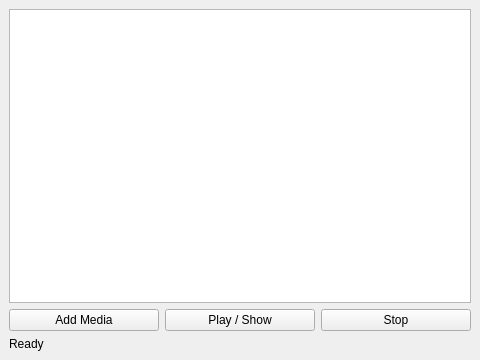
The window that src/ui/forms/ControlWindow.ui (stroblme/lumixor) describes before a commit, drawn with Qt 5.
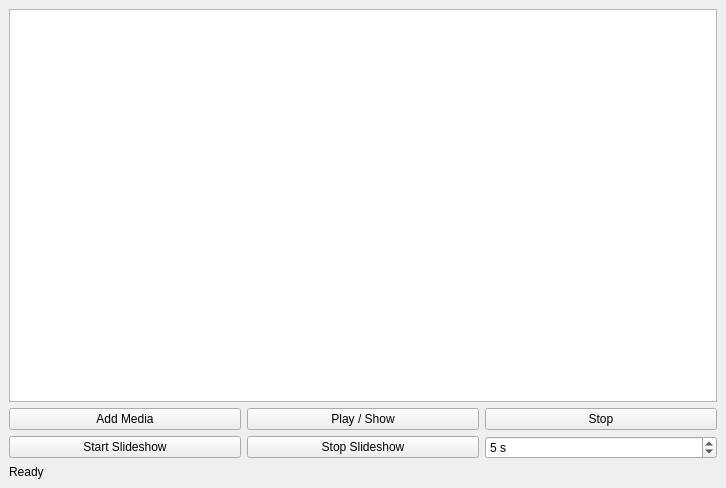
The same window after the commit.

```diff
--- a/src/ui/forms/ControlWindow.ui
+++ b/src/ui/forms/ControlWindow.ui
@@ -6,15 +6,15 @@
    <rect>
     <x>0</x>
     <y>0</y>
-    <width>480</width>
-    <height>360</height>
+    <width>726</width>
+    <height>488</height>
    </rect>
   </property>
   <property name="windowTitle">
    <string>Lumixor Control</string>
   </property>
   <widget class="QWidget" name="centralwidget">
-   <layout class="QVBoxLayout" name="verticalLayout">
+      <layout class="QVBoxLayout" name="verticalLayout">
     <item>
      <widget class="QListWidget" name="listWidget"/>
     </item>
@@ -43,6 +43,43 @@
       </item>
      </layout>
     </item>
+
+    <!-- NEW: slideshow controls -->
+    <item>
+     <layout class="QHBoxLayout" name="slideshowLayout">
+      <item>
+       <widget class="QPushButton" name="btnSlideshowStart">
+        <property name="text">
+         <string>Start Slideshow</string>
+        </property>
+       </widget>
+      </item>
+      <item>
+       <widget class="QPushButton" name="btnSlideshowStop">
+        <property name="text">
+         <string>Stop Slideshow</string>
+        </property>
+       </widget>
+      </item>
+      <item>
+       <widget class="QSpinBox" name="spinSlideshowSeconds">
+        <property name="minimum">
+         <number>1</number>
+        </property>
+        <property name="maximum">
+         <number>3600</number>
+        </property>
+        <property name="value">
+         <number>5</number>
+        </property>
+        <property name="suffix">
+         <string> s</string>
+        </property>
+       </widget>
+      </item>
+     </layout>
+    </item>
+
     <item>
      <widget class="QLabel" name="statusLabel">
       <property name="text">
```
